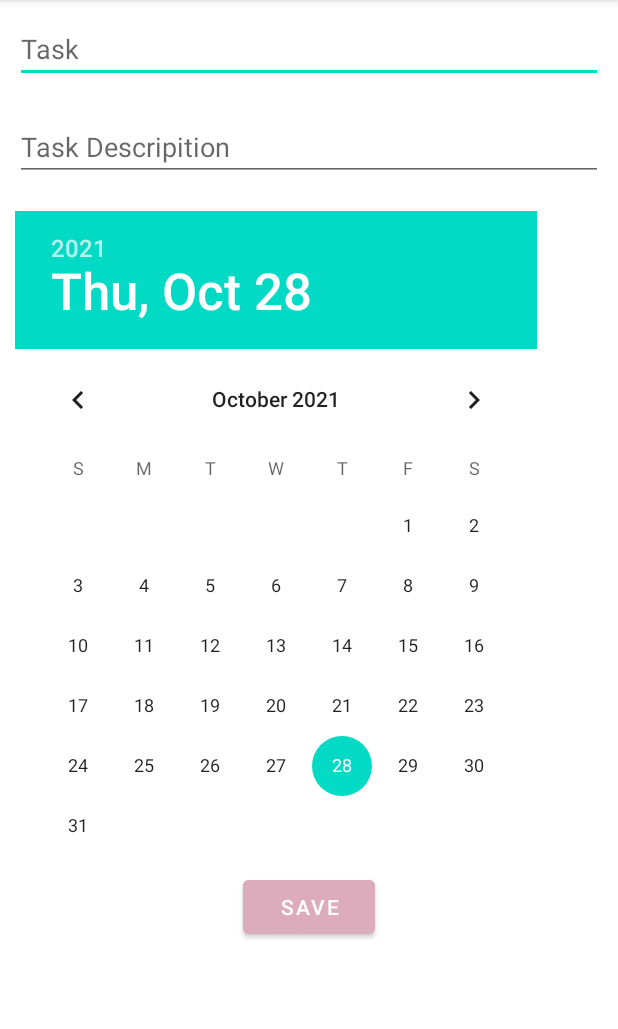
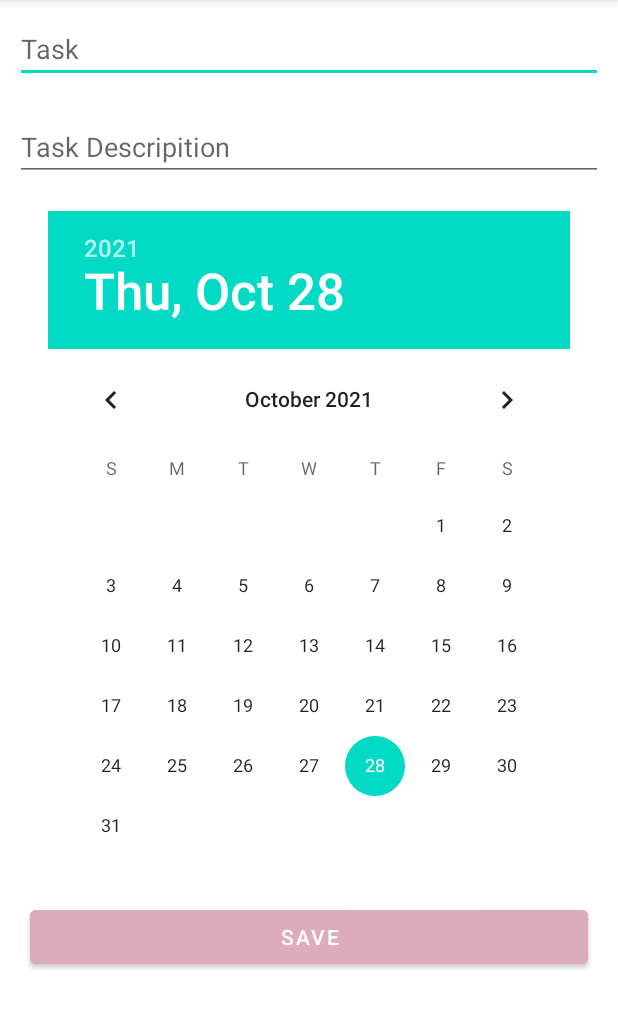
Before and after one commit to ibtihala817/TodoList, an Android app: the fragment AddTaskFragment shown on its own in the app's theme, on a phone screen of 412 x 824 dp, the part 84-1113 px from its top. Run offline under Robolectric (Android 15) with nearby library versions, the phone set to English and light mode, and no system bars.

Commit message:
editing code

```diff
--- a/app/src/main/AndroidManifest.xml
+++ b/app/src/main/AndroidManifest.xml
@@ -10,7 +10,7 @@
         android:supportsRtl="true"
         android:theme="@style/Theme.TodoList">
         <activity
-            android:name=".MainActivity"
+            android:name=".view.MainActivity"
             android:exported="true">
             <intent-filter>
                 <action android:name="android.intent.action.MAIN" />
--- a/app/src/main/java/com/example/todolist/AddTaskFragment.kt
+++ /dev/null
@@ -1,59 +0,0 @@
-package com.example.todolist
-
-import android.os.Bundle
-import androidx.fragment.app.Fragment
-import android.view.LayoutInflater
-import android.view.View
-import android.view.ViewGroup
-
-// TODO: Rename parameter arguments, choose names that match
-// the fragment initialization parameters, e.g. ARG_ITEM_NUMBER
-private const val ARG_PARAM1 = "param1"
-private const val ARG_PARAM2 = "param2"
-
-/**
- * A simple [Fragment] subclass.
- * Use the [AddTaskFragment.newInstance] factory method to
- * create an instance of this fragment.
- */
-class AddTaskFragment : Fragment() {
-    // TODO: Rename and change types of parameters
-    private var param1: String? = null
-    private var param2: String? = null
-
-    override fun onCreate(savedInstanceState: Bundle?) {
-        super.onCreate(savedInstanceState)
-        arguments?.let {
-            param1 = it.getString(ARG_PARAM1)
-            param2 = it.getString(ARG_PARAM2)
-        }
-    }
-
-    override fun onCreateView(
-        inflater: LayoutInflater, container: ViewGroup?,
-        savedInstanceState: Bundle?
-    ): View? {
-        // Inflate the layout for this fragment
-        return inflater.inflate(R.layout.fragment_add_task, container, false)
-    }
-
-    companion object {
-        /**
-         * Use this factory method to create a new instance of
-         * this fragment using the provided parameters.
-         *
-         * @param param1 Parameter 1.
-         * @param param2 Parameter 2.
-         * @return A new instance of fragment AddTaskFragment.
-         */
-        // TODO: Rename and change types and number of parameters
-        @JvmStatic
-        fun newInstance(param1: String, param2: String) =
-            AddTaskFragment().apply {
-                arguments = Bundle().apply {
-                    putString(ARG_PARAM1, param1)
-                    putString(ARG_PARAM2, param2)
-                }
-            }
-    }
-}
--- /dev/null
+++ b/app/src/main/java/com/example/todolist/view/AddTaskFragment.kt
@@ -0,0 +1,23 @@
+package com.example.todolist.view
+
+import android.os.Bundle
+import androidx.fragment.app.Fragment
+import android.view.LayoutInflater
+import android.view.View
+import android.view.ViewGroup
+import com.example.todolist.R
+
+
+class AddTaskFragment : Fragment() {
+
+
+    override fun onCreateView(
+        inflater: LayoutInflater, container: ViewGroup?,
+        savedInstanceState: Bundle?
+    ): View? {
+        // Inflate the layout for this fragment
+        return inflater.inflate(R.layout.fragment_add_task, container, false)
+    }
+
+
+    }
--- a/app/src/main/java/com/example/todolist/MainActivity.kt
+++ b/app/src/main/java/com/example/todolist/view/MainActivity.kt
@@ -1,14 +1,16 @@
-package com.example.todolist
+package com.example.todolist.view
 
 import androidx.appcompat.app.AppCompatActivity
 import android.os.Bundle
 import android.widget.Toast
+import com.example.todolist.R
+import com.example.todolist.repository.TaskRepository
 
 class MainActivity : AppCompatActivity() {
     override fun onCreate(savedInstanceState: Bundle?) {
         super.onCreate(savedInstanceState)
         setContentView(R.layout.activity_main)
 
-        Toast.makeText(this, "Hello world", Toast.LENGTH_SHORT).show()
+        TaskRepository.init(this )
     }
 }
--- /dev/null
+++ b/app/src/main/java/com/example/todolist/view/TaskViewModel.kt
@@ -0,0 +1,4 @@
+package com.example.todolist.view
+
+class TaskViewModel {
+}
--- a/app/src/main/res/layout/activity_main.xml
+++ b/app/src/main/res/layout/activity_main.xml
@@ -4,7 +4,7 @@
     xmlns:tools="http://schemas.android.com/tools"
     android:layout_width="match_parent"
     android:layout_height="match_parent"
-    tools:context=".MainActivity">
+    tools:context=".view.MainActivity">
 
     <androidx.fragment.app.FragmentContainerView
         android:id="@+id/fragmentContainerView"
--- a/app/src/main/res/layout/fragment_add_task.xml
+++ b/app/src/main/res/layout/fragment_add_task.xml
@@ -4,8 +4,18 @@
     xmlns:tools="http://schemas.android.com/tools"
     android:id="@+id/frameLayout"
     android:layout_width="match_parent"
-    android:layout_height="match_parent"
+    android:layout_height="wrap_content"
     tools:context=".AddTaskFragment">
+
+    <ScrollView
+        android:layout_width="0dp"
+        android:layout_height="0dp">
+
+        <LinearLayout
+            android:layout_width="match_parent"
+            android:layout_height="wrap_content"
+            android:orientation="vertical" />
+    </ScrollView>
 
     <LinearLayout
         android:layout_width="match_parent"
@@ -35,16 +45,17 @@
             android:inputType="textPersonName" />
 
         <DatePicker
-            android:layout_width="match_parent"
+            android:layout_width="wrap_content"
             android:layout_height="wrap_content"
             android:layout_gravity="center"
             android:layout_margin="10dp" />
 
         <Button
             android:id="@+id/save_button"
-            android:layout_width="wrap_content"
+            android:layout_width="match_parent"
             android:layout_height="wrap_content"
             android:layout_gravity="center"
+            android:layout_margin="20dp"
             android:backgroundTint="#DCABBC"
             android:gravity="center"
             android:text="SAVE" />
--- a/app/src/main/res/layout/fragment_list_task.xml
+++ b/app/src/main/res/layout/fragment_list_task.xml
@@ -8,7 +8,7 @@
     tools:context=".ListTaskFragment" >
 
     <androidx.recyclerview.widget.RecyclerView
-        android:id="@+id/todo_recycler"
+        android:id="@+id/task_recycler"
         android:layout_width="match_parent"
         android:layout_height="match_parent"
         app:layoutManager="androidx.recyclerview.widget.LinearLayoutManager"
```
Also changed, not shown: app/build.gradle (+10 -0 lines), app/src/main/java/com/example/todolist/ListTaskFragment.kt (deleted, +0 -59 lines), app/src/main/java/com/example/todolist/TaskDetialsFragment.kt (deleted, +0 -59 lines), app/src/main/java/com/example/todolist/repository/TaskRepository.kt (added, +30 -0 lines), app/src/main/java/com/example/todolist/taskdatabase/TaskDao.kt (added, +17 -0 lines), app/src/main/java/com/example/todolist/taskdatabase/TaskDatabase.kt (added, +10 -0 lines), app/src/main/java/com/example/todolist/taskdatabase/taskmodel/TaskModel.kt (added, +16 -0 lines), app/src/main/java/com/example/todolist/view/ListTaskFragment.kt (added, +29 -0 lines), app/src/main/java/com/example/todolist/view/TaskDetialsFragment.kt (added, +22 -0 lines), app/src/main/res/drawable/ic_baseline_edit_24.xml (added, +10 -0 lines), app/src/main/res/layout/fragment_task_detials.xml (+0 -8 lines), app/src/main/res/layout/item_layout.xml (+25 -1 lines).
